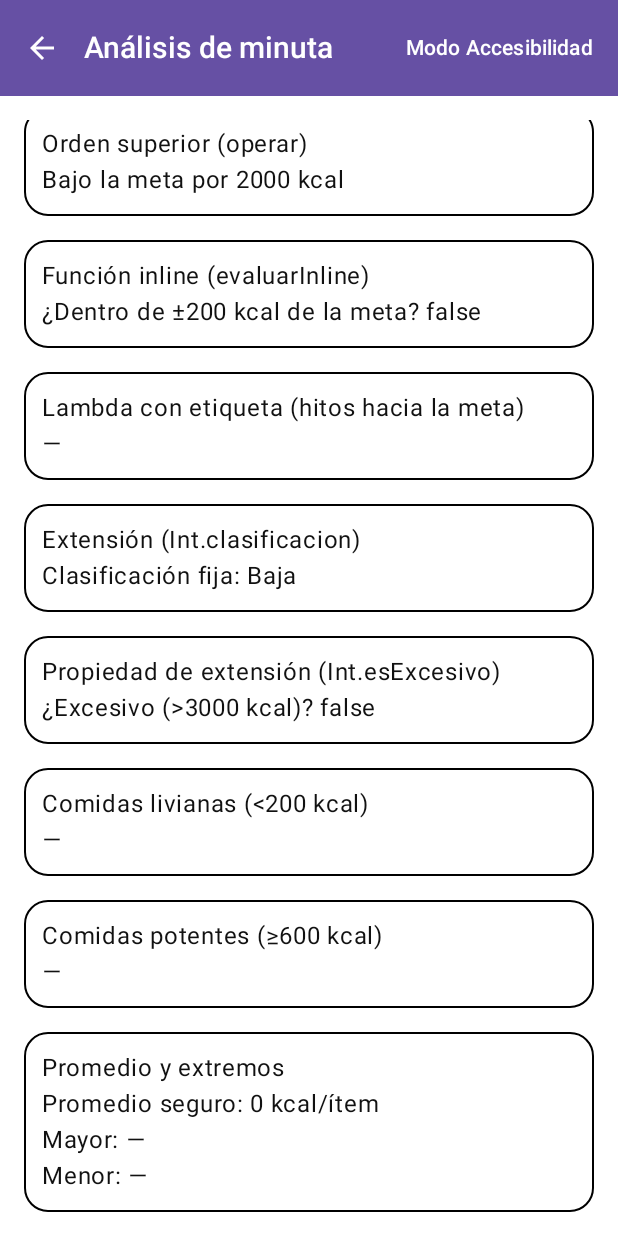
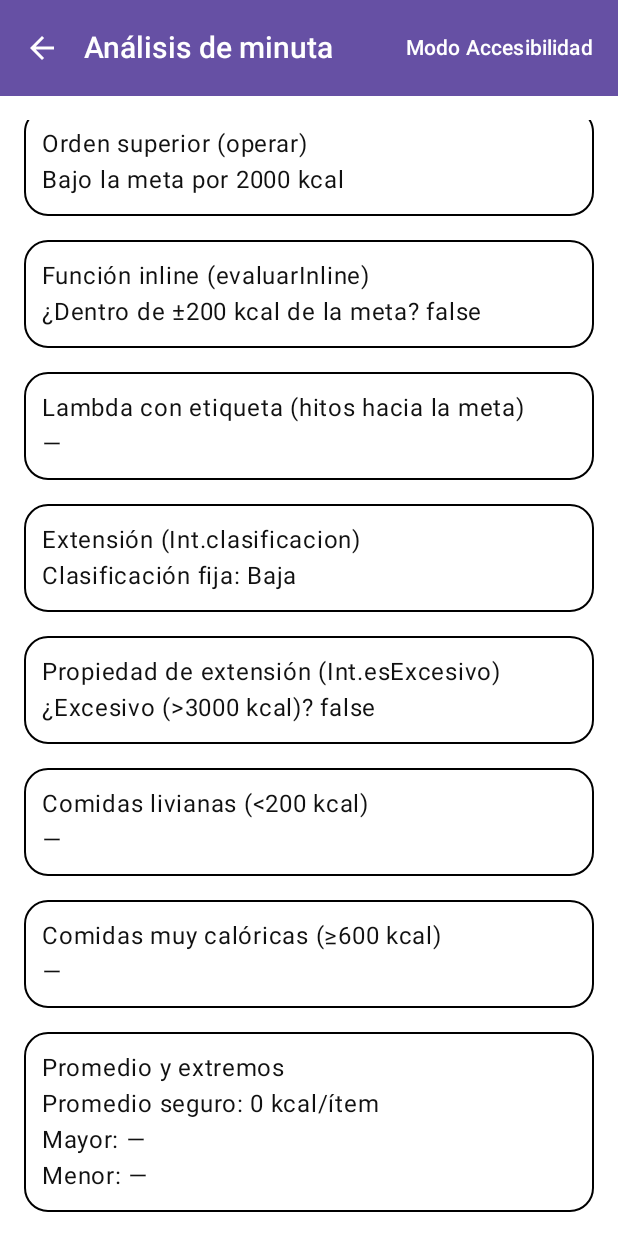
Before and after one commit to juancaceres-duoc/AppJc2025, an Android app built with Jetpack Compose: the AnalisisMinutaScreen screen opened through its navigation route, scrolled down 206 dp, on a phone screen of 412 x 824 dp. Run offline under Robolectric (Android 15) with nearby library versions, the phone set to English and light mode, and no system bars.

Commit message:
Update: Typo

```diff
--- a/app/src/main/java/com/example/appjc2025/screens/AnalisisMinutaScreen.kt
+++ b/app/src/main/java/com/example/appjc2025/screens/AnalisisMinutaScreen.kt
@@ -168,7 +168,7 @@ fun AnalisisMinutaScreen(
             }
             Tarjeta(Modifier.fillMaxWidth()) {
                 Column(Modifier.padding(12.dp)) {
-                    Text("Comidas potentes (≥600 kcal)")
+                    Text("Comidas muy calóricas (≥600 kcal)")
                     val lista = if (potentes.isEmpty()) "—" else potentes.joinToString { it.descripcion }
                     Text(lista)
                 }
```
